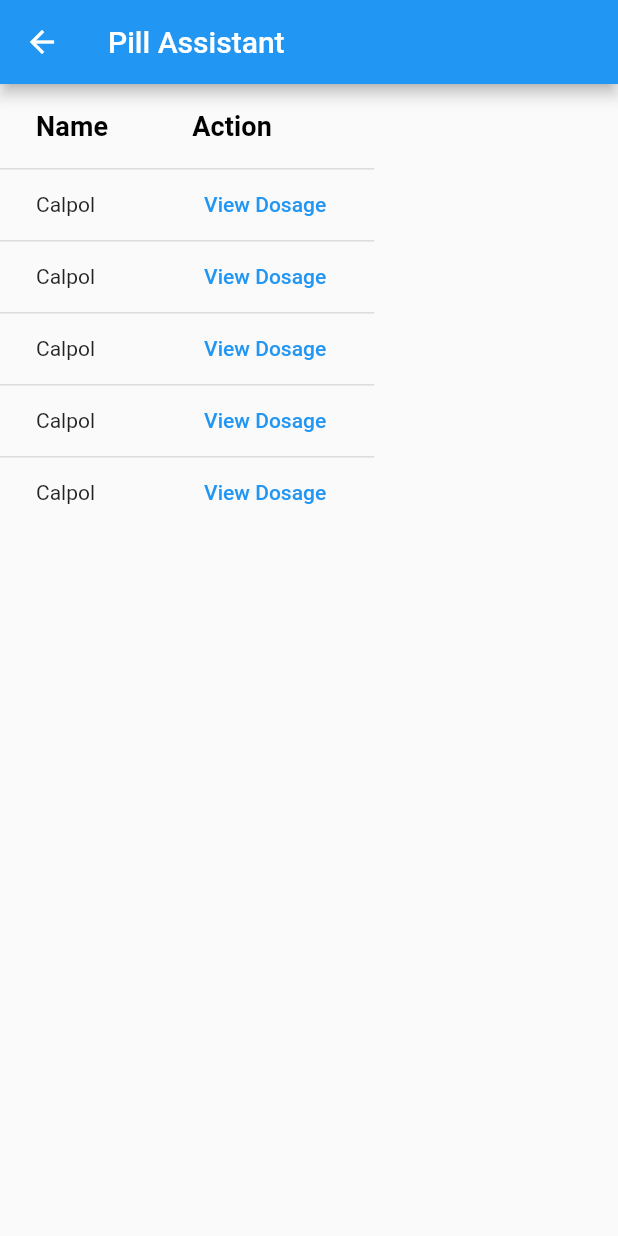
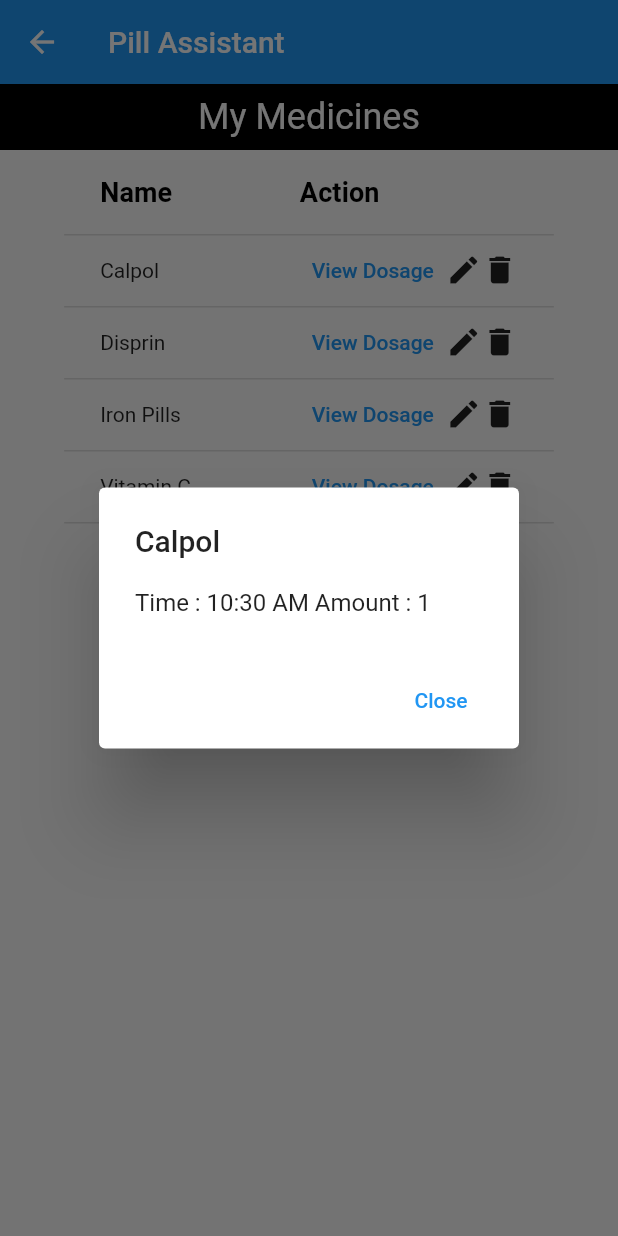
Before and after one commit to Samruddhi-Badlani/Pill_Assistant, a Flutter app: the MyMeds screen opened by its route, after a tap on "View Dosage", on a phone screen of 412 x 824 dp. Run offline on Flutter 3.47's test engine with Material 2 defaults, Android fonts, the phone set to English and light mode, and no system bars; missing offline and left inert: dart:ffi.

Commit message:
my medicines page completed

```diff
--- a/lib/data/medicineData.dart
+++ b/lib/data/medicineData.dart
@@ -3,12 +3,19 @@
 import 'dart:ffi';
 
 import 'package:flutter/material.dart';
+
 import 'package:pill_assistant/model/medicine.dart';
 
 final allMedicines = <Medicine>[
   Medicine(name: 'Calpol', dosages: [Dosage(time: TimeOfDay.now(), number: 1)]),
-  Medicine(name: 'Calpol', dosages: [Dosage(time: TimeOfDay.now(), number: 1)]),
-  Medicine(name: 'Calpol', dosages: [Dosage(time: TimeOfDay.now(), number: 1)]),
-  Medicine(name: 'Calpol', dosages: [Dosage(time: TimeOfDay.now(), number: 1)]),
-  Medicine(name: 'Calpol', dosages: [Dosage(time: TimeOfDay.now(), number: 1)]),
+  Medicine(
+      name: 'Disprin', dosages: [Dosage(time: TimeOfDay.now(), number: 2)]),
+  Medicine(
+      name: 'Iron Pills', dosages: [Dosage(time: TimeOfDay.now(), number: 3)]),
+  Medicine(
+      name: 'Vitamin C', dosages: [Dosage(time: TimeOfDay.now(), number: 4)]),
+  Medicine(name: 'Multivitamin', dosages: [
+    Dosage(time: TimeOfDay.now(), number: 1),
+    Dosage(time: TimeOfDay(hour: 15, minute: 45), number: 2)
+  ]),
 ];
--- a/lib/pages/buildMedicineTable.dart
+++ b/lib/pages/buildMedicineTable.dart
@@ -1,4 +1,4 @@
-// ignore_for_file: prefer_const_literals_to_create_immutables, prefer_const_constructors
+// ignore_for_file: prefer_const_literals_to_create_immutables, prefer_const_constructors, unnecessary_new
 
 import 'dart:developer';
 
@@ -24,8 +24,15 @@
           log(m.name),
           list.add(DataRow(cells: [
             DataCell(Text(m.name)),
-            DataCell(TextButton(
+            DataCell(Row(
+              children: [
+                TextButton(
                   onPressed: () {
+                    showDialog(
+                      context: context,
+                      builder: (BuildContext context) =>
+                          _buildPopupDialog(context, m),
+                    );
                     m.dosages.forEach((element) {
                       log("Hello pressed");
                       log(element.time.toString());
@@ -33,6 +40,10 @@
                     });
                   },
                   child: Text('View Dosage'),
+                ),
+                Icon(Icons.edit),
+                Icon(Icons.delete)
+              ],
             ))
           ])),
           m.dosages.forEach((element) {
@@ -42,17 +53,70 @@
         });
 
     return Container(
-      child: DataTable(
+      child: SingleChildScrollView(
+        child: Column(
+          children: [
+            Container(
+              color: Colors.black,
+              width: MediaQuery.of(context).size.width,
+              child: Padding(
+                padding: const EdgeInsets.all(8.0),
+                child: Text(
+                  "My Medicines",
+                  textAlign: TextAlign.center,
+                  style: TextStyle(
+                    color: Colors.white,
+                    fontSize: 24,
+                  ),
+                ),
+              ),
+            ),
+            DataTable(
               columns: [
                 DataColumn(
                     label: Text('Name',
-                  style: TextStyle(fontSize: 18, fontWeight: FontWeight.bold))),
+                        style: TextStyle(
+                            fontSize: 18, fontWeight: FontWeight.bold))),
                 DataColumn(
                     label: Text('Action',
-                  style: TextStyle(fontSize: 18, fontWeight: FontWeight.bold)))
+                        style: TextStyle(
+                            fontSize: 18, fontWeight: FontWeight.bold)))
               ],
               rows: list,
+            ),
+          ],
+        ),
       ),
     );
   }
 }
+
+Widget _buildPopupDialog(BuildContext context, Medicine medicine) {
+  List<Widget> list = [];
+
+  medicine.dosages.forEach((element) {
+    String str = "${element.time}";
+    TimeOfDay t = element.time;
+    String formattedTime = t.format(context);
+    print(formattedTime);
+    list.add(Text(
+        "Time : " + formattedTime + " Amount : " + element.number.toString()));
+  });
+  return new AlertDialog(
+    title: Text(medicine.name),
+    content: new Column(
+      mainAxisSize: MainAxisSize.min,
+      crossAxisAlignment: CrossAxisAlignment.start,
+      children: list,
+    ),
+    actions: <Widget>[
+      new FlatButton(
+        onPressed: () {
+          Navigator.of(context).pop();
+        },
+        textColor: Theme.of(context).primaryColor,
+        child: Text('Close'),
+      ),
+    ],
+  );
+}
```
Also changed, not shown: lib/rough.dart (added, +66 -0 lines). Lines whose indentation alone changed are shown as unchanged.
